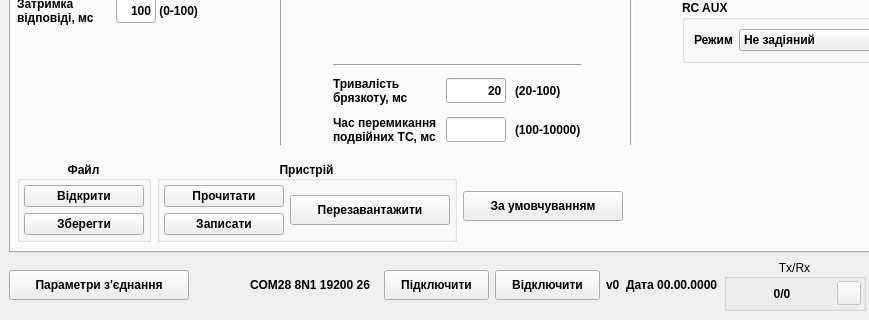
This is mdio.ui in Goodjamp/Mdio as Qt 5 draws it before an edit; both pictures show x 0 to 869 and y 235 to 555 of the 975 by 555 pixel window. The edited form follows.
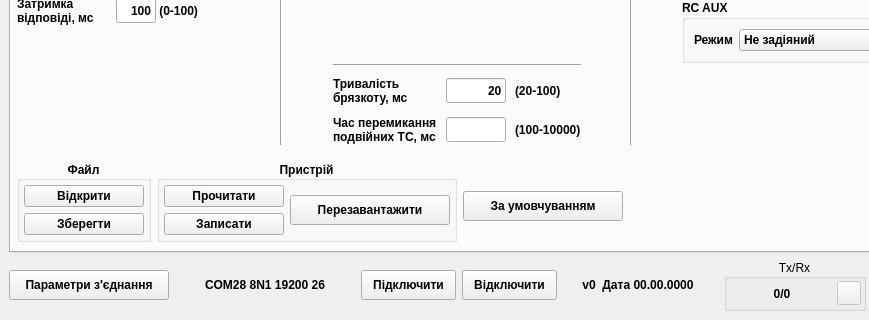
This is the edited form.

Patch:
```diff
--- a/mdio.ui
+++ b/mdio.ui
@@ -1608,13 +1608,13 @@
        <widget class="QPushButton" name="pbConnectionSettings">
         <property name="minimumSize">
          <size>
-          <width>180</width>
+          <width>160</width>
           <height>30</height>
          </size>
         </property>
         <property name="maximumSize">
          <size>
-          <width>180</width>
+          <width>160</width>
           <height>30</height>
          </size>
         </property>
@@ -1633,13 +1633,13 @@
        <widget class="QLabel" name="lConnectionSettings">
         <property name="minimumSize">
          <size>
-          <width>230</width>
+          <width>180</width>
           <height>25</height>
          </size>
         </property>
         <property name="maximumSize">
          <size>
-          <width>230</width>
+          <width>180</width>
           <height>25</height>
          </size>
         </property>
@@ -1661,13 +1661,13 @@
        <widget class="QPushButton" name="pbConnect">
         <property name="minimumSize">
          <size>
-          <width>105</width>
+          <width>95</width>
           <height>30</height>
          </size>
         </property>
         <property name="maximumSize">
          <size>
-          <width>105</width>
+          <width>95</width>
           <height>30</height>
          </size>
         </property>
@@ -1686,13 +1686,13 @@
        <widget class="QPushButton" name="pbDisconnect">
         <property name="minimumSize">
          <size>
-          <width>105</width>
+          <width>95</width>
           <height>30</height>
          </size>
         </property>
         <property name="maximumSize">
          <size>
-          <width>105</width>
+          <width>95</width>
           <height>30</height>
          </size>
         </property>
@@ -1709,6 +1709,18 @@
       </item>
       <item>
        <widget class="QLabel" name="lDeviceMetaInfo">
+        <property name="minimumSize">
+         <size>
+          <width>150</width>
+          <height>0</height>
+         </size>
+        </property>
+        <property name="maximumSize">
+         <size>
+          <width>150</width>
+          <height>16777215</height>
+         </size>
+        </property>
         <property name="font">
          <font>
           <pointsize>9</pointsize>
@@ -1718,6 +1730,9 @@
         <property name="text">
          <string>v0  Дата 00.00.0000</string>
         </property>
+        <property name="alignment">
+         <set>Qt::AlignmentFlag::AlignCenter</set>
+        </property>
        </widget>
       </item>
       <item>
```
